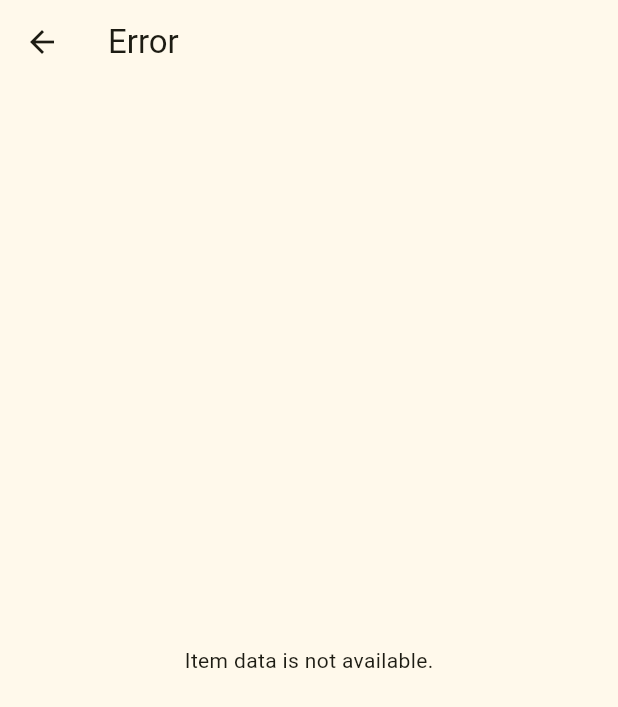
After one commit to wiradanawork/ecommerce_project_mobile, a Flutter app: the ItemDetailPage screen opened by its route, on a phone screen of 412 x 824 dp. The commit adds this screen. Shown: the top 707 px of the screen. Run offline on Flutter 3.47's test engine with Material 3 defaults, Android fonts, the phone set to English and light mode, and no system bars; missing offline and left inert: pbp_django_auth.

Commit message:
saya sudah selesai tugas 8

```diff
--- /dev/null
+++ b/lib/screens/item_detail_page.dart
@@ -0,0 +1,60 @@
+import 'package:flutter/material.dart';
+
+class ItemDetailPage extends StatelessWidget {
+  const ItemDetailPage({Key? key}) : super(key: key);
+
+  @override
+  Widget build(BuildContext context) {
+    // Mengambil data item dari arguments yang dikirim melalui Navigator
+    final item = ModalRoute.of(context)!.settings.arguments as Map<String, dynamic>?;
+
+    // Jika item null, tampilkan pesan error
+    if (item == null) {
+      return Scaffold(
+        appBar: AppBar(title: const Text('Error')),
+        body: const Center(
+          child: Text('Item data is not available.'),
+        ),
+      );
+    }
+
+    return Scaffold(
+      appBar: AppBar(
+        title: Text(item['name'] ?? 'Item Detail'),
+      ),
+      body: Padding(
+        padding: const EdgeInsets.all(16.0),
+        child: Column(
+          crossAxisAlignment: CrossAxisAlignment.start,
+          children: [
+            Text(
+              "Name: ${item['name'] ?? 'Unknown'}",
+              style: const TextStyle(
+                fontSize: 20,
+                fontWeight: FontWeight.bold,
+              ),
+            ),
+            const SizedBox(height: 10),
+            Text(
+              "Price: Rp ${item['price'] ?? 'Not specified'}",
+              style: const TextStyle(
+                fontSize: 18,
+                color: Colors.green,
+              ),
+            ),
+            const SizedBox(height: 10),
+            Text(
+              "Description: ${item['description'] ?? 'No description available.'}",
+              style: const TextStyle(fontSize: 16),
+            ),
+            const SizedBox(height: 20),
+            ElevatedButton(
+              onPressed: () => Navigator.pop(context),
+              child: const Text('Back to Product List'),
+            ),
+          ],
+        ),
+      ),
+    );
+  }
+}
--- /dev/null
+++ b/lib/screens/item_list_page.dart
@@ -0,0 +1,46 @@
+import 'package:flutter/material.dart';
+import 'package:pbp_django_auth/pbp_django_auth.dart';
+import 'package:provider/provider.dart';
+
+class ItemListPage extends StatelessWidget {
+  const ItemListPage({Key? key}) : super(key: key);
+
+  Future<List<dynamic>> fetchItems(CookieRequest request) async {
+    final response = await request.get('http://10.0.2.2:8000/products/json/');
+    return response;
+  }
+
+  @override
+  Widget build(BuildContext context) {
+    final request = context.watch<CookieRequest>();
+
+    return Scaffold(
+      appBar: AppBar(title: const Text('Item List')),
+      body: FutureBuilder(
+        future: fetchItems(request),
+        builder: (context, snapshot) {
+          if (snapshot.connectionState == ConnectionState.waiting) {
+            return const Center(child: CircularProgressIndicator());
+          } else if (snapshot.hasError) {
+            return const Center(child: Text('Error fetching data'));
+          } else {
+            final items = snapshot.data as List<dynamic>;
+            return ListView.builder(
+              itemCount: items.length,
+              itemBuilder: (context, index) {
+                final item = items[index];
+                return ListTile(
+                  title: Text(item['name']),
+                  subtitle: Text("Price: ${item['price']}"),
+                  onTap: () {
+                    Navigator.pushNamed(context, '/item_detail', arguments: item);
+                  },
+                );
+              },
+            );
+          }
+        },
+      ),
+    );
+  }
+}
--- a/pubspec.yaml
+++ b/pubspec.yaml
@@ -30,7 +30,8 @@ environment:
 dependencies:
   flutter:
     sdk: flutter
-
+  pbp_django_auth: ^0.4.0
+  provider: ^6.0.4
 
   # The following adds the Cupertino Icons font to your application.
   # Use with the CupertinoIcons class for iOS style icons.
```
Also changed, not shown: lib/main.dart (+90 -17 lines), lib/screens/login_page.dart (added, +89 -0 lines), lib/screens/product_list_page.dart (added, +79 -0 lines), lib/screens/register_page.dart (added, +119 -0 lines), lib/services/api_service.dart (added, +24 -0 lines), pubspec.lock, 2 other files.
